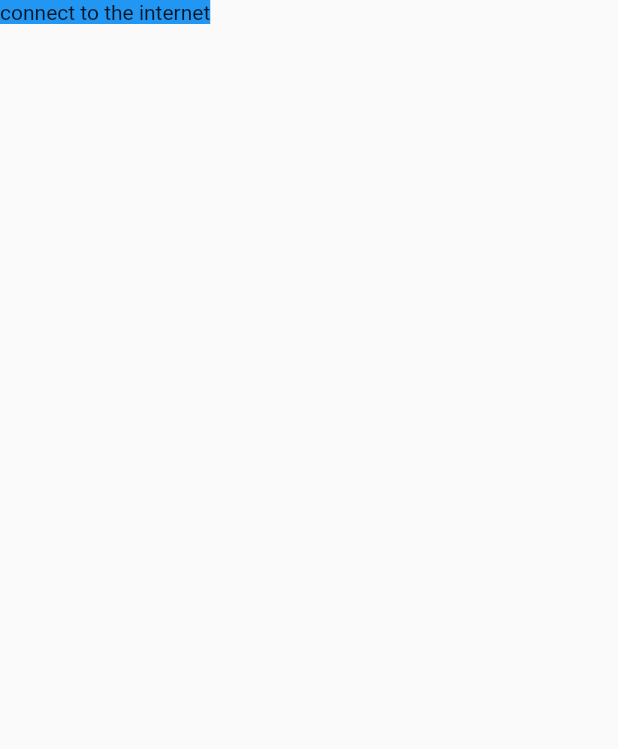
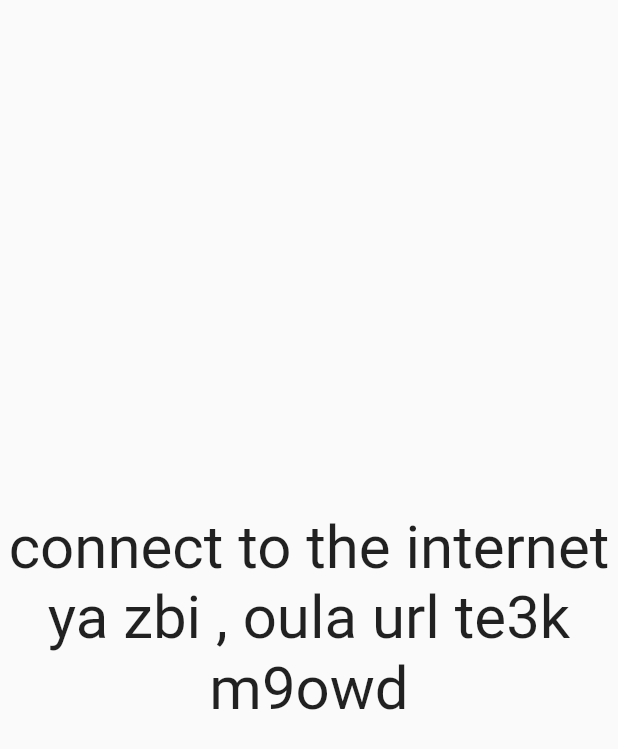
Before and after one commit to Babatundy/Webview, a Flutter app: the Error_page screen opened directly, on a phone screen of 412 x 824 dp. Shown: the top 749 px of the screen. Run offline on Flutter 3.47's test engine with Material 2 defaults, Android fonts, the phone set to English and light mode, and no system bars; our stand-ins replace webview_flutter.

Commit message:
good message

```diff
--- a/lib/main.dart
+++ b/lib/main.dart
@@ -17,7 +17,7 @@ class Home extends StatefulWidget {
 
 class _HomeState extends State<Home> {
   WebViewController controller;
-  String url = "https://www.google.com";
+  String url = "http://192.168.43.145:5050/PFE2021_war_exploded/";
   bool show_error_page = false;
   String error;
 
@@ -71,7 +71,7 @@ class _HomeState extends State<Home> {
             ),
             error =="net::ERR_INTERNET_DISCONNECTED"
                 ? Error_page()
-                : Center(child: Text("fuck off"),)
+                : Center(child: Text("Error"),)
           ],
         ),
       ),
@@ -95,9 +95,10 @@ class Error_page extends StatelessWidget {
   @override
   Widget build(BuildContext context) {
     return Scaffold(
-      body: Container(
-        color: Colors.blue,
-        child: Text("connect to the internet"),
+      body: Center(
+        child: Container(
+          child: Text("connect to the internet ya zbi , oula url te3k m9owd",style: TextStyle(fontSize: 40,),textAlign: TextAlign.center,),
+        ),
       ),
     );
   }
```
